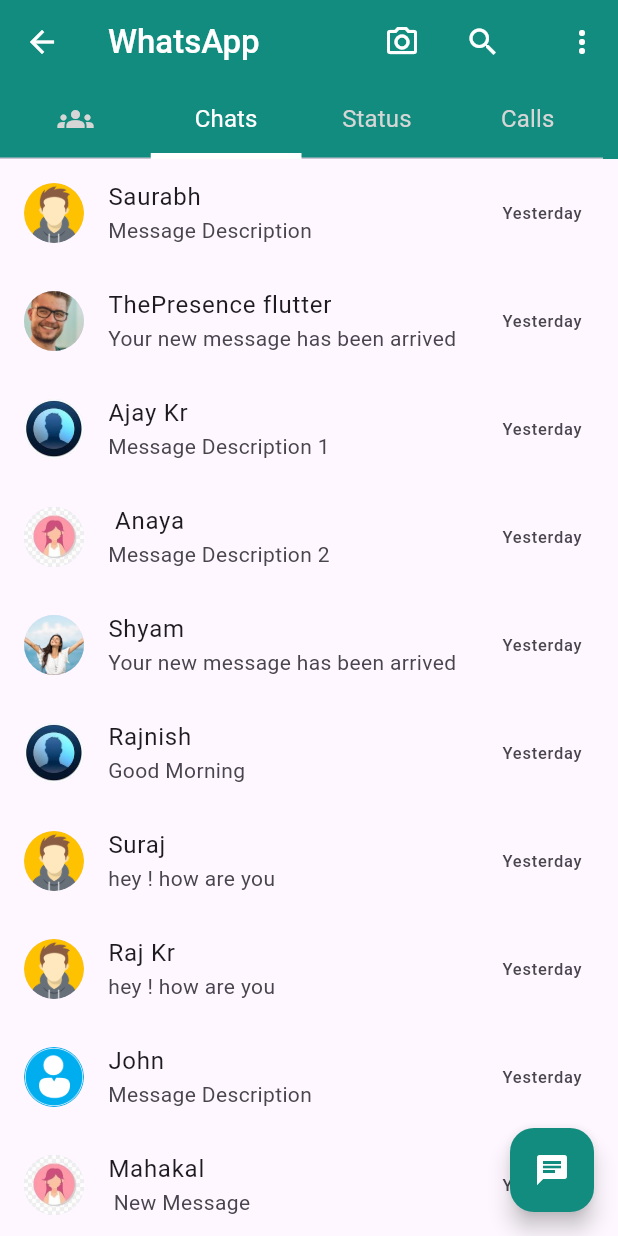
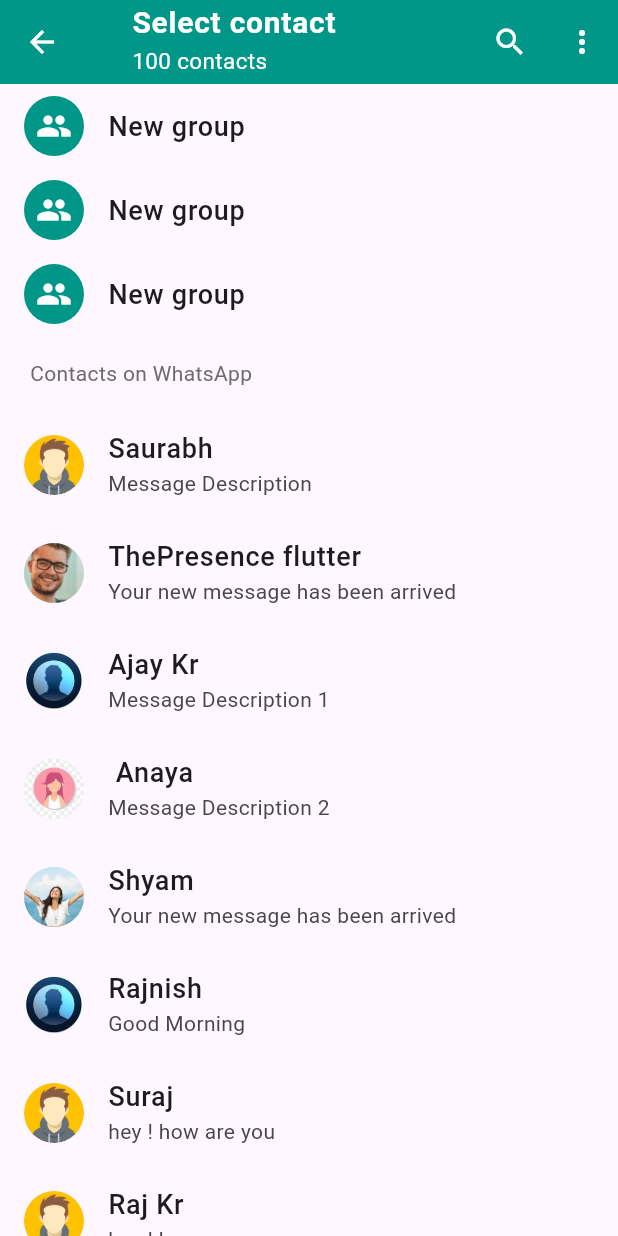
Before and after one commit to saurabhkumar-sk/flutter, a Flutter app: the LandingScreen screen opened directly, after a tap on the "chat" icon, on a phone screen of 412 x 824 dp. Run offline on Flutter 3.47's test engine with Material 2 defaults, Android fonts, the phone set to English and light mode, and no system bars.

Commit message:
sliverAppBar, add chatlist in whatsApp

```diff
--- a/flipkart/lib/Screens/silverappbar.dart
+++ b/flipkart/lib/Screens/silverappbar.dart
@@ -1,5 +1,4 @@
 import 'package:flutter/material.dart';
-import 'package:flutter/services.dart';
 
 class SilverAppBarScreen extends StatelessWidget {
   const SilverAppBarScreen({super.key});
--- a/flipkart/lib/utils/url_list.dart
+++ b/flipkart/lib/utils/url_list.dart
@@ -75,7 +75,7 @@ List<Map<String, dynamic>> myList = [
 // Drawer Text List
 List<String> textList = ["Notification Perference", "Help Center", "Legal"];
 
-//Landing Page Images List(1st row images)
+//Landing Page Images List(1st row images)flipkart
 List<String> landingImages = [
   "assets/images/categories.png",
   "assets/images/offerzone.png",
@@ -115,7 +115,7 @@ List<Map<String, dynamic>> chatList = [
   {"avatar": "assets/images/avatar.png", "name": "John"},
   {"avatar": "assets/images/avatar2.jpg", "name": "Mahakal"},
   {"avatar": "assets/images/avatar3.jpg", "name": "Raj Kr"},
-  {"avatar": "assets/images/avatar3.jpg", "Name": "Raj Kr"},
+  // {"avatar": "assets/images/avatar3.jpg", "Name": "Kumar"},
 ];
 
 //status Tab List
@@ -131,7 +131,7 @@ List<Map<String, dynamic>> chatListSubtitle = [
   {"Message": "Message Description", 'time': " Today, 11:00"},
   {"Message": " New Message", 'time': " Today, 02:00"},
   {"Message": "Message Description 2", 'time': " Today, 22:00"},
-  {"Message": "Message Description 2", 'time': " Today, 10:00"},
+  // {"Message": "Message Description 2", 'time': " Today, 10:00"},
 ];
 
 List<Map<String, dynamic>> statusIcon = [
@@ -149,6 +149,31 @@ List<Map<String, dynamic>> menuText = [
     "text": "assets/images/avatar3.jpg",
   },
 ];
+
+List<Map<String, dynamic>> invitetowhatsapplist = [
+  {"Name": "Aaravi", 'invite': " Invite"},
+  {"Name": "Aditi", 'invite': "Invite"},
+  {"Name": "Aahana", 'invite': " Invite"},
+  {"Name": "Baadal", 'invite': "Invite"}];
+  // {"Name": "Bablu", 'time': " Today, 05:00"},
+  // {"Name": "Chaya", 'time': " Today, 23:00"},
+  // {"Name": "Golu", 'time': " Today, 05:00"},
+
+
+
+
+
+
+
+
+
+
+
+
+
+
+
+
 
 // import 'package:flutter/material.dart';
 
--- a/flipkart/lib/whatsapp_clone/landing_screen.dart
+++ b/flipkart/lib/whatsapp_clone/landing_screen.dart
@@ -5,8 +5,8 @@ import 'package:my_first_app/whatsapp_clone/tabbar/chat_tabbar.dart';
 import 'package:my_first_app/whatsapp_clone/tabbar/community_tabbar.dart';
 import 'package:my_first_app/whatsapp_clone/tabbar/status_tabbar.dart';
 
-class LandingScreen extends StatelessWidget {
-  const LandingScreen({super.key});
+class WhatsAppLandingScreen extends StatelessWidget {
+  const WhatsAppLandingScreen({super.key});
 
   @override
   Widget build(BuildContext context) {
@@ -15,7 +15,7 @@ class LandingScreen extends StatelessWidget {
       length: 4,
       child: Scaffold(
         appBar: AppBar(
-          backgroundColor: const Color.fromRGBO(18, 140, 126, 2),
+          backgroundColor: Colors.teal,
           title: Title(
             color: Colors.white,
             child: const Text(
@@ -78,7 +78,7 @@ class LandingScreen extends StatelessWidget {
         body: const TabBarView(
           children: [
             Center(child: CommunityTabBar()),
-            Center(child: TextTabBar()),
+            Center(child: ChatTabBarScreen()),
             Center(child: StatusTabBar()),
             Center(child: CallsTabBar()),
           ],
--- /dev/null
+++ b/flipkart/lib/whatsapp_clone/screens/chat._screen.dart
@@ -0,0 +1,161 @@
+import 'package:flutter/material.dart';
+import 'package:my_first_app/utils/url_list.dart';
+
+List<Map<String, Icon>> contactIconList = [
+  {
+    'icons': const Icon(Icons.group),
+  },
+  {'icons': const Icon(Icons.group_add)},
+  {'icons': const Icon(Icons.qr_code)},
+  {
+    'icons': const Icon(Icons.groups),
+  }
+];
+
+class ContactChatScreen extends StatelessWidget {
+  const ContactChatScreen({super.key});
+
+  @override
+  Widget build(BuildContext context) {
+    return Scaffold(
+      // backgroundColor: Colors.amber,
+      appBar: AppBar(
+        title: const ListTile(
+          textColor: Colors.white,
+          title: Text(
+            'Select contact',
+            style: TextStyle(fontWeight: FontWeight.w600, fontSize: 20),
+          ),
+          subtitle: Text(
+            '100 contacts',
+            style: TextStyle(fontSize: 15),
+          ),
+        ),
+        actions: [
+          IconButton(
+            onPressed: () {},
+            icon: const Icon(Icons.search_sharp),
+          ),
+          IconButton(
+            onPressed: () {},
+            icon: const Icon(Icons.more_vert),
+          ),
+        ],
+      ),
+      body: SingleChildScrollView(
+        child: Column(
+          crossAxisAlignment: CrossAxisAlignment.start,
+          children: [
+            ListView.builder(
+              shrinkWrap: true,
+              // itemCount: contactIconList.length,
+              itemCount: 3,
+              itemBuilder: (BuildContext context, int index) {
+                return const ListTile(
+                  // tileColor: Colors.amber,
+                  //  Icons icon=contactListIcon();
+                  leading: CircleAvatar(
+                      backgroundColor: Colors.teal,
+                      child: Icon(
+                        Icons.group,
+                        color: Colors.white,
+                      )),
+                  title: Text(
+                    'New group',
+                    style: TextStyle(fontWeight: FontWeight.w500, fontSize: 18),
+                  ),
+                );
+              },
+            ),
+            const Padding(
+              padding: EdgeInsets.symmetric(horizontal: 20, vertical: 15),
+              child: Text(
+                'Contacts on WhatsApp',
+                style: TextStyle(
+                    // fontWeight: FontWeight.w500,
+                    color: Color.fromARGB(255, 109, 106, 106)),
+              ),
+            ),
+            ListView.builder(
+              shrinkWrap: true,
+              itemCount: chatList.length,
+              itemBuilder: (context, index) {
+                return ListTile(
+                  leading: CircleAvatar(
+                    backgroundImage: AssetImage(
+                      chatList[index]['avatar'],
+                    ),
+                  ),
+                  title: Text(
+                    chatList[index]['name'],
+                    style: const TextStyle(
+                        fontWeight: FontWeight.w500, fontSize: 18),
+                  ),
+                  subtitle: Text(
+                    chatListSubtitle[index]['Message'],
+                  ),
+                );
+              },
+            ),
+            const Padding(
+              padding: EdgeInsets.symmetric(horizontal: 20, vertical: 15),
+              child: Text(
+                'Invite to WhatsApp',
+                style: TextStyle(
+                    // fontWeight: FontWeight.w500,
+                    color: Color.fromARGB(255, 109, 106, 106)),
+              ),
+            ),
+            ListView.builder(
+              shrinkWrap: true,
+              itemCount: invitetowhatsapplist.length,
+              itemBuilder: (context, index) {
+                return ListTile(
+                  leading: const Icon(
+                    Icons.account_circle_rounded,
+                    color: Color.fromARGB(255, 185, 185, 185),
+                    size: 42,
+                  ),
+                  title: Text(
+                    invitetowhatsapplist[index]['Name'],
+                    style: const TextStyle(
+                        fontWeight: FontWeight.w500, fontSize: 18),
+                  ),
+                  trailing: Text(
+                    invitetowhatsapplist[index]['invite'],
+                    style: const TextStyle(color: Colors.teal, fontSize: 15),
+                  ),
+                );
+              },
+            ),
+            const ListTile(
+              leading: CircleAvatar(
+                child: Icon(
+                  Icons.share_sharp,
+                  color: Color.fromARGB(255, 97, 90, 90),
+                ),
+              ),
+              title: Text(
+                'Share invite link',
+                style: TextStyle(fontWeight: FontWeight.w500, fontSize: 18),
+              ),
+            ),
+            const ListTile(
+              leading: CircleAvatar(
+                child: Icon(
+                  Icons.help,
+                  color: Color.fromARGB(255, 174, 174, 174),
+                  size: 40,
+                ),
+              ),
+              title: Text(
+                'Contacts help',
+                style: TextStyle(fontWeight: FontWeight.w500, fontSize: 18),
+              ),
+            )
+          ],
+        ),
+      ),
+    );
+  }
+}
--- a/flipkart/lib/whatsapp_clone/screens/landing_screen.dart
+++ b/flipkart/lib/whatsapp_clone/screens/landing_screen.dart
@@ -78,7 +78,7 @@ class LandingScreen extends StatelessWidget {
         body: const TabBarView(
           children: [
             Center(child: CommunityTabBar()),
-            Center(child: TextTabBar()),
+            Center(child: ChatTabBarScreen()),
             Center(child: StatusTabBar()),
             Center(child: CallsTabBar()),
           ],
--- a/flipkart/lib/whatsapp_clone/tabbar/calls_tabbar.dart
+++ b/flipkart/lib/whatsapp_clone/tabbar/calls_tabbar.dart
@@ -1,7 +1,6 @@
 import 'dart:developer';
 
 import 'package:flutter/material.dart';
-import 'package:my_first_app/utils/url_list.dart';
 
 class CallsTabBar extends StatelessWidget {
   const CallsTabBar({
--- a/flipkart/lib/whatsapp_clone/tabbar/chat_tabbar.dart
+++ b/flipkart/lib/whatsapp_clone/tabbar/chat_tabbar.dart
@@ -2,9 +2,10 @@ import 'dart:developer';
 
 import 'package:flutter/material.dart';
 import 'package:my_first_app/utils/url_list.dart';
+import 'package:my_first_app/whatsapp_clone/screens/chat._screen.dart';
 
-class TextTabBar extends StatelessWidget {
-  const TextTabBar({
+class ChatTabBarScreen extends StatelessWidget {
+  const ChatTabBarScreen({
     super.key,
   });
 
@@ -13,14 +14,22 @@ class TextTabBar extends StatelessWidget {
     return Scaffold(
       floatingActionButton: FloatingActionButton(
         onPressed: () {
-          log(
-            "chat",
-          );
+          log('message');
         },
         backgroundColor: const Color.fromRGBO(18, 140, 126, 2),
-        child: const Icon(
-          Icons.chat,
-          color: Colors.white,
+        child: GestureDetector(
+          onTap: () {
+            Navigator.push(
+              context,
+              MaterialPageRoute(
+                builder: (context) => const ContactChatScreen(),
+              ),
+            );
+          },
+          child: const Icon(
+            Icons.chat,
+            color: Colors.white,
+          ),
         ),
       ),
       body: ListView.builder(
@@ -81,8 +90,9 @@ class TextTabBar extends StatelessWidget {
                 ),
               ),
               title: Text(
-                chatList[index]['name'].toString(),
-                style: const TextStyle(fontSize: 16),
+                chatList[index]['name'],
+                style:
+                    const TextStyle(fontWeight: FontWeight.w500, fontSize: 16),
               ),
               subtitle: Padding(
                 padding: const EdgeInsets.only(left: 0),
```
Also changed, not shown: flipkart/lib/facebook/landing.dart (added, +58 -0 lines), flipkart/lib/main.dart (+9 -5 lines), flipkart/lib/whatsapp_clone/screens/edit_stauts_screen.dart (added, +39 -0 lines), flipkart/lib/whatsapp_clone/tabbar/status_tabbar.dart (+27 -18 lines).
